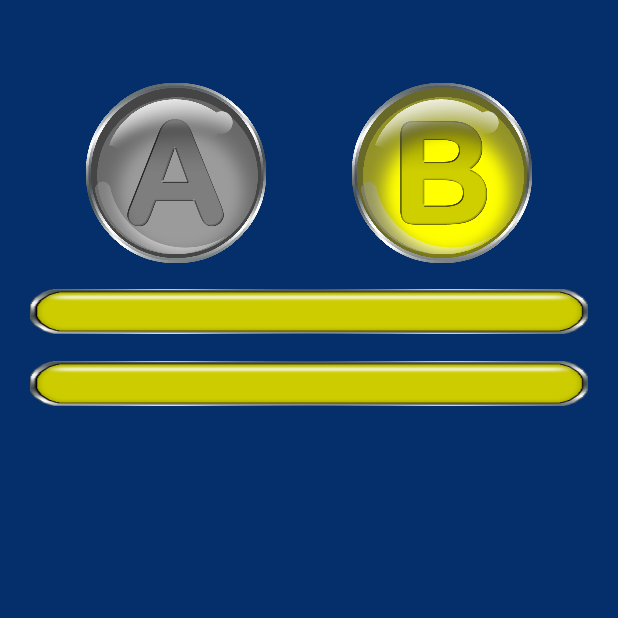
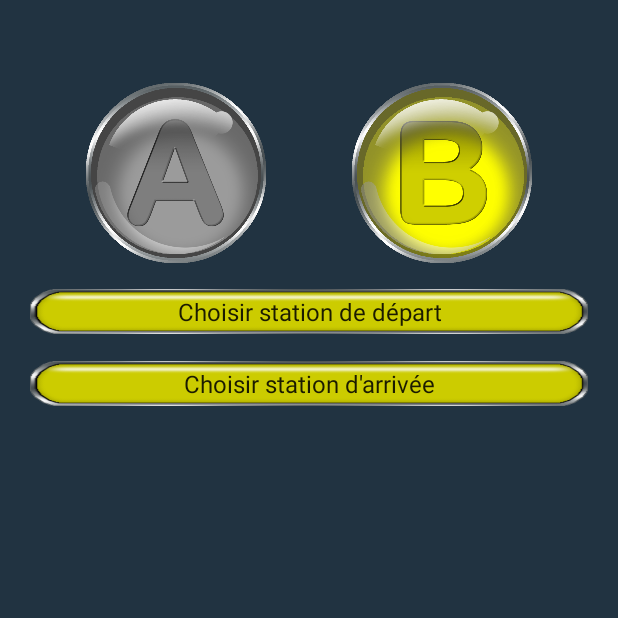
Before and after one commit to YvesToiser/metro-station-exit-finder, an Android app: the screen it shows after launch (MainActivity), after a tap on an icon or button, on a phone screen of 412 x 824 dp, the top half of it. Run offline under Robolectric (Android 15) with nearby library versions, the light colour scheme and no system bars.

Commit message:
station choice

```diff
--- a/app/src/main/java/com/toiser/myapp/MainActivity.kt
+++ b/app/src/main/java/com/toiser/myapp/MainActivity.kt
@@ -1,8 +1,8 @@
 package com.toiser.myapp
 
 import android.os.Bundle
-import android.widget.ImageButton
-import android.widget.Spinner
+import android.view.View
+import android.widget.*
 import androidx.appcompat.app.AppCompatActivity
 
 
@@ -17,6 +17,27 @@ class MainActivity : AppCompatActivity() {
             supportActionBar?.hide()
         }
 
+        var selectedDepartureStation = ""
+        var selectedArrivalStation = ""
+
+        // Metro stations
+        val stationNamesDepartureA = arrayOf("Choisir station de départ", "Basso Cambo", "Bellefontaine", "Reynerie", "Mirail-Université", "Bagatelle", "Mermoz",
+            "Fontaine Lestang", "Arènes", "Mermoz", "Patte d'Oie", "Saint Cyprien République", "Esquirol", "Capitole",
+            "Jean Jaurès", "Marengo SNCF", "Jolimont", "Roseraie", "Argoulets", "Balma Grammont")
+
+        val stationNamesDepartureB = arrayOf("Choisir station de départ", "Ramonville", "Université Paul Sabatier", "Faculté de Pharmacie", "Rangueil",
+            "Saouzelong", "Saint-Agne SNCF", "Empalot", "Saint Michel Marcel Langer", "Palais de Justice", "Carmes",
+            "François Verdier", "Jean Jaurès", "Jeanne d'Arc", "Compans Caffarelli", "Canal du Midi",
+            "Minimes - Claude Nougaro", "Barrière de Paris", "La Vache", "Trois Cocus", "Borderouge")
+
+        val stationNamesArrivalA = arrayOf("Choisir station d'arrivée", "Basso Cambo", "Bellefontaine", "Reynerie", "Mirail-Université", "Bagatelle", "Mermoz",
+            "Fontaine Lestang", "Arènes", "Mermoz", "Patte d'Oie", "Saint Cyprien République", "Esquirol", "Capitole",
+            "Jean Jaurès", "Marengo SNCF", "Jolimont", "Roseraie", "Argoulets", "Balma Grammont")
+
+        val stationNamesArrivalB = arrayOf("Choisir station d'arrivée", "Ramonville", "Université Paul Sabatier", "Faculté de Pharmacie", "Rangueil",
+            "Saouzelong", "Saint-Agne SNCF", "Empalot", "Saint Michel Marcel Langer", "Palais de Justice", "Carmes",
+            "François Verdier", "Jean Jaurès", "Jeanne d'Arc", "Compans Caffarelli", "Canal du Midi",
+            "Minimes - Claude Nougaro", "Barrière de Paris", "La Vache", "Trois Cocus", "Borderouge")
         // Choose Metro Line Buttons
 
         // get reference to button
@@ -27,6 +48,8 @@ class MainActivity : AppCompatActivity() {
 
         // Initial state
         var selectedLine = MetroLineEnum.A
+        var stationNamesDeparture = stationNamesDepartureA
+        var stationNamesArrival = stationNamesArrivalA
         btnA.isEnabled = false
         btnB.isEnabled = true
 
@@ -35,21 +58,89 @@ class MainActivity : AppCompatActivity() {
             btnA.isEnabled = false
             btnB.isEnabled = true
             selectedLine =  MetroLineEnum.A
+            stationNamesDeparture = stationNamesDepartureA
+            stationNamesArrival = stationNamesArrivalA
             btnA.setImageResource(R.drawable.a_active)
             btnB.setImageResource(R.drawable.b_inactive)
             spinnerDeparture.setBackgroundResource(R.drawable.spinner_bar_red)
             spinnerArrival.setBackgroundResource(R.drawable.spinner_bar_red)
+            // Spinners
+            if (spinnerDeparture != null) {
+                val arrayAdapterDeparture = ArrayAdapter(this, android.R.layout.simple_spinner_item, stationNamesDeparture)
+                spinnerDeparture.adapter = arrayAdapterDeparture
+            }
+            if (spinnerArrival != null) {
+                val arrayAdapterArrival = ArrayAdapter(this, android.R.layout.simple_spinner_item, stationNamesArrival)
+                spinnerArrival.adapter = arrayAdapterArrival
+            }
         }
 
         btnB.setOnClickListener {
             btnA.isEnabled = true
             btnB.isEnabled = false
             selectedLine =  MetroLineEnum.B
+            stationNamesDeparture = stationNamesDepartureB
+            stationNamesArrival = stationNamesArrivalB
             btnA.setImageResource(R.drawable.a_inactive)
             btnB.setImageResource(R.drawable.b_active)
             spinnerDeparture.setBackgroundResource(R.drawable.spinner_bar_yellow)
             spinnerArrival.setBackgroundResource(R.drawable.spinner_bar_yellow)
+            // Spinners
+            if (spinnerDeparture != null) {
+                val arrayAdapter = ArrayAdapter(this, android.R.layout.simple_spinner_item, stationNamesDeparture)
+                spinnerDeparture.adapter = arrayAdapter
+            }
+            if (spinnerArrival != null) {
+                val arrayAdapterArrival = ArrayAdapter(this, android.R.layout.simple_spinner_item, stationNamesArrival)
+                spinnerArrival.adapter = arrayAdapterArrival
+            }
         }
+
+        // Spinners
+        if (spinnerDeparture != null) {
+            val arrayAdapter = ArrayAdapter(this, android.R.layout.simple_spinner_item, stationNamesDeparture)
+            spinnerDeparture.adapter = arrayAdapter
+
+            spinnerDeparture.onItemSelectedListener = object : AdapterView.OnItemSelectedListener {
+                override fun onItemSelected(parent: AdapterView<*>, view: View, position: Int, id: Long) {
+                    selectedDepartureStation = stationNamesDeparture[position]
+                    if (position > 0) {
+                        Toast.makeText(
+                            this@MainActivity,
+                            "Départ : " + stationNamesDeparture[position],
+                            Toast.LENGTH_SHORT
+                        ).show()
+                    }
+                }
+
+                override fun onNothingSelected(parent: AdapterView<*>) {
+                    // Code to perform some action when nothing is selected
+                }
+            }
+        }
+
+        if (spinnerArrival != null) {
+            val arrayAdapterArrival = ArrayAdapter(this, android.R.layout.simple_spinner_item, stationNamesArrival)
+            spinnerArrival.adapter = arrayAdapterArrival
+
+            spinnerArrival.onItemSelectedListener = object : AdapterView.OnItemSelectedListener {
+                override fun onItemSelected(parent: AdapterView<*>, view: View, position: Int, id: Long) {
+                    selectedArrivalStation = stationNamesArrival[position]
+                    if (position > 0) {
+                        Toast.makeText(
+                            this@MainActivity,
+                            "Arrivée : " + stationNamesArrival[position],
+                            Toast.LENGTH_SHORT
+                        ).show()
+                    }
+                }
+
+                override fun onNothingSelected(parent: AdapterView<*>) {
+                    // Code to perform some action when nothing is selected
+                }
+            }
+        }
+
 
     }
 }
--- a/app/src/main/res/layout/activity_main.xml
+++ b/app/src/main/res/layout/activity_main.xml
@@ -5,7 +5,7 @@
     android:id="@+id/full_page_layer"
     android:layout_width="match_parent"
     android:layout_height="match_parent"
-    android:background="#052F6B"
+    android:background="#213341"
     tools:context=".MainActivity">
 
     <androidx.constraintlayout.widget.ConstraintLayout
@@ -71,6 +71,8 @@
             android:layout_marginRight="20dp"
             android:layout_marginBottom="5dp"
             android:background="@drawable/spinner_bar_red"
+            android:gravity="center"
+            android:textAlignment="center"
             android:prompt="@string/departure_spinner_hint_resource"
             android:spinnerMode="dialog"
             app:layout_constraintBottom_toTopOf="@+id/arrival_spinner"
@@ -90,6 +92,8 @@
             android:layout_marginBottom="10dp"
             android:background="@drawable/spinner_bar_red"
             android:spinnerMode="dialog"
+            android:gravity="center"
+            android:textAlignment="center"
             android:prompt="@string/arrival_spinner_hint_resource"
             app:layout_constraintBottom_toBottomOf="parent"
             app:layout_constraintEnd_toEndOf="parent"
--- a/app/src/main/res/values/colors.xml
+++ b/app/src/main/res/values/colors.xml
@@ -1,6 +1,6 @@
 <?xml version="1.0" encoding="utf-8"?>
 <resources>
     <color name="colorPrimary">#008577</color>
-    <color name="colorPrimaryDark">#00574B</color>
+    <color name="colorPrimaryDark">#213341</color>
     <color name="colorAccent">#D81B60</color>
 </resources>
```
